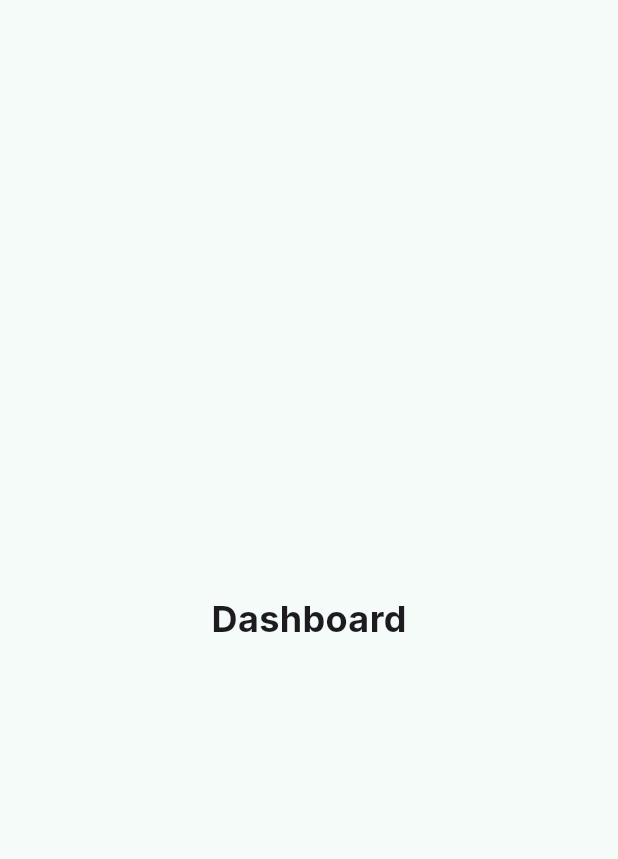
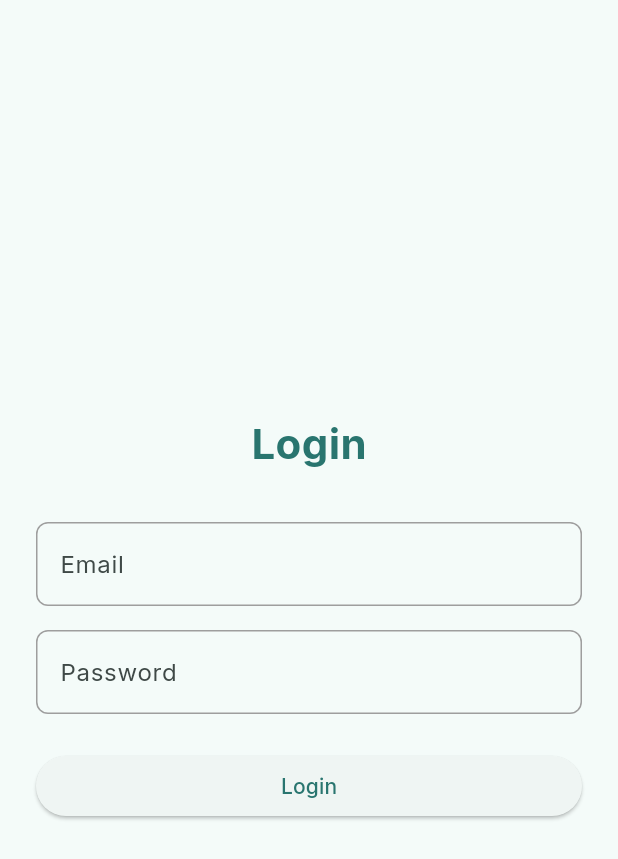
Before and after one commit to NikhilD1998/expense-tracker-assignment, a Flutter app: the screen it shows after launch, on a phone screen of 412 x 824 dp. Shown: the top 859 px of the screen. Run offline on Flutter 3.47's test engine with Material 3 defaults, Android fonts, the phone set to English and light mode, and no system bars; our stand-ins replace google_fonts.

Commit message:
Implement LoginScreen and update SplashScreen navigation to redirect to LoginScreen

```diff
--- /dev/null
+++ b/frontend/lib/screens/login_screen.dart
@@ -0,0 +1,59 @@
+import 'package:flutter/material.dart';
+import 'package:frontend/helpers/constants.dart';
+import 'package:frontend/widgets/custom_text_field.dart';
+
+class LoginScreen extends StatefulWidget {
+  const LoginScreen({super.key});
+
+  @override
+  State<LoginScreen> createState() => _LoginScreenState();
+}
+
+class _LoginScreenState extends State<LoginScreen> {
+  final TextEditingController emailController = TextEditingController();
+  final TextEditingController passwordController = TextEditingController();
+
+  @override
+  Widget build(BuildContext context) {
+    return Scaffold(
+      body: Center(
+        child: Padding(
+          padding: const EdgeInsets.all(24.0),
+          child: Column(
+            mainAxisSize: MainAxisSize.min,
+            children: [
+              const Text(
+                'Login',
+                style: TextStyle(
+                  fontSize: 28,
+                  fontWeight: FontWeight.bold,
+                  color: primaryColor,
+                ),
+              ),
+              const SizedBox(height: 32),
+              CustomTextField(
+                controller: emailController,
+                label: 'Email',
+                keyboardType: TextInputType.emailAddress,
+              ),
+              const SizedBox(height: 16),
+              CustomTextField(
+                controller: passwordController,
+                label: 'Password',
+                obscureText: true,
+              ),
+              const SizedBox(height: 24),
+              SizedBox(
+                width: double.infinity,
+                child: ElevatedButton(
+                  onPressed: () {},
+                  child: const Text('Login'),
+                ),
+              ),
+            ],
+          ),
+        ),
+      ),
+    );
+  }
+}
--- a/frontend/lib/screens/splash_screen.dart
+++ b/frontend/lib/screens/splash_screen.dart
@@ -2,7 +2,7 @@ import 'package:flutter/material.dart';
 import 'package:frontend/helpers/device_dimensions.dart';
 import 'dart:async';
 
-import 'package:frontend/screens/dashboard_screen.dart';
+import 'package:frontend/screens/login_screen.dart';
 
 class SplashScreen extends StatefulWidget {
   const SplashScreen({super.key});
@@ -17,7 +17,7 @@ class _SplashScreenState extends State<SplashScreen> {
     super.initState();
     Future.delayed(const Duration(seconds: 2), () {
       Navigator.of(context).pushReplacement(
-        MaterialPageRoute(builder: (context) => const DashboardScreen()),
+        MaterialPageRoute(builder: (context) => const LoginScreen()),
       );
     });
   }
--- /dev/null
+++ b/frontend/lib/widgets/custom_text_field.dart
@@ -0,0 +1,47 @@
+import 'package:flutter/material.dart';
+import 'package:frontend/helpers/device_dimensions.dart';
+
+class CustomTextField extends StatefulWidget {
+  const CustomTextField({
+    super.key,
+    required this.controller,
+    required this.label,
+    this.obscureText = false,
+    this.keyboardType = TextInputType.text,
+  });
+
+  final TextEditingController controller;
+  final String label;
+  final bool obscureText;
+  final TextInputType keyboardType;
+
+  @override
+  State<CustomTextField> createState() => _CustomTextFieldState();
+}
+
+class _CustomTextFieldState extends State<CustomTextField> {
+  @override
+  Widget build(BuildContext context) {
+    DeviceDimensions.init(context);
+    return SizedBox(
+      width: DeviceDimensions.width * 0.9,
+      child: TextField(
+        controller: widget.controller,
+        decoration: InputDecoration(
+          labelText: widget.label,
+          border: OutlineInputBorder(borderRadius: BorderRadius.circular(8)),
+          enabledBorder: OutlineInputBorder(
+            borderRadius: BorderRadius.circular(8),
+            borderSide: const BorderSide(color: Colors.grey),
+          ),
+          focusedBorder: OutlineInputBorder(
+            borderRadius: BorderRadius.circular(8),
+            borderSide: const BorderSide(color: Color(0xFF29756F), width: 2),
+          ),
+        ),
+        obscureText: widget.obscureText,
+        keyboardType: widget.keyboardType,
+      ),
+    );
+  }
+}
```
